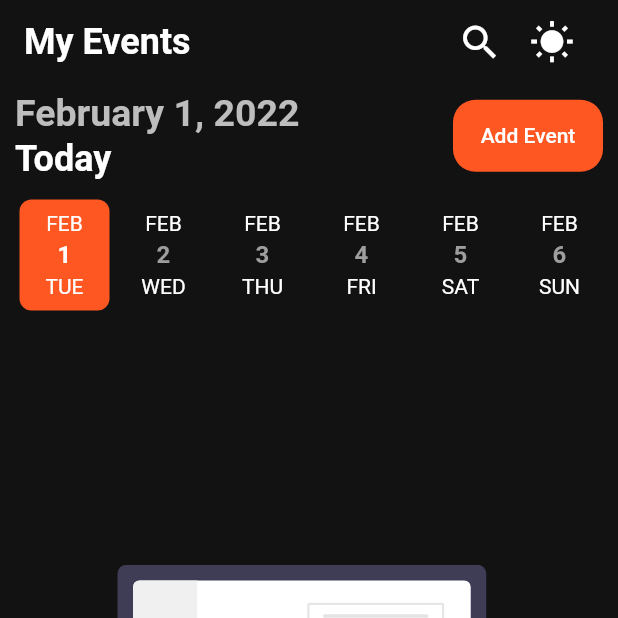
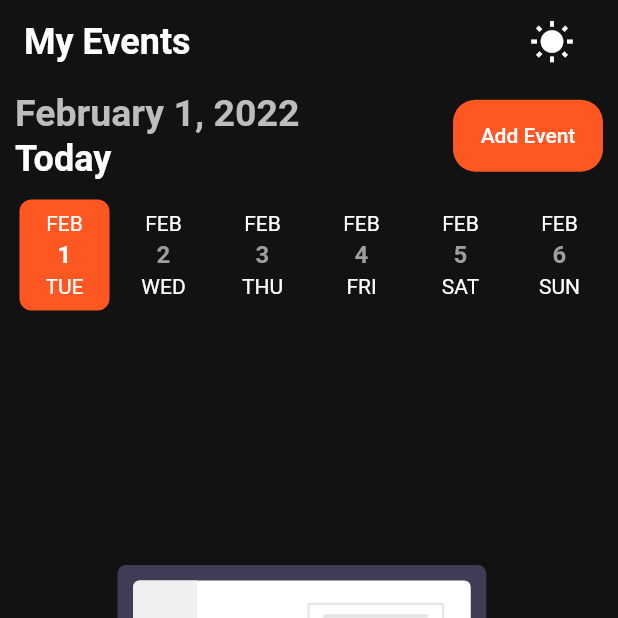
Before and after one commit to samih93/Todo-Tasks-with-Alert, a Flutter app: the screen it shows after launch, after a tap on the "mode night" icon, on a phone screen of 412 x 824 dp, the top half of it. Run offline on Flutter 3.47's test engine with Material 2 defaults, Android fonts, the phone set to English and light mode, and no system bars; drawn by our look-alikes of date_picker_timeline; our stand-ins replace flutter_local_notifications, flutter_staggered_animations, flutter_svg, get, hexcolor, shared_preferences and 2 more; accounts and stored records are empty.

```diff
--- a/lib/layout/todo_layout.dart
+++ b/lib/layout/todo_layout.dart
@@ -130,19 +130,19 @@ class TodoLayout extends StatelessWidget {
           style: Theme.of(context).textTheme.headline5,
         ),
         actions: [
-          IconButton(
-            onPressed: () {
-              // NotifcationApi().shownotification(
-              //     title: "Hello from samih",
-              //     body: "hello everybody today i will teach u ecer");
-              // print(DateTime.parse("2022-01-28 13:27:00"));
-              NotifcationApi.shownotification();
-            },
-            icon: Icon(
-              Get.isDarkMode ? Icons.search : Icons.search,
-              size: 30,
-            ),
-          ),
+          // IconButton(
+          //   onPressed: () {
+          //     // NotifcationApi().shownotification(
+          //     //     title: "Hello from samih",
+          //     //     body: "hello everybody today i will teach u ecer");
+          //     // print(DateTime.parse("2022-01-28 13:27:00"));
+          //     NotificationApi.shownotification();
+          //   },
+          //   icon: Icon(
+          //     Get.isDarkMode ? Icons.search : Icons.search,
+          //     size: 30,
+          //   ),
+          // ),
           IconButton(
             onPressed: () {
               todocontroller.onchangeThem();
```
Also changed, not shown: lib/layout/todo_layoutcontroller.dart (+9 -4 lines).
